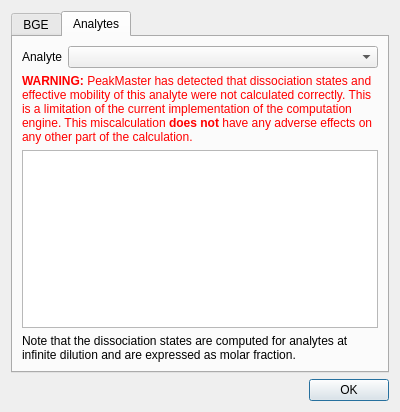
echmet/PeakMasterNG, file src/ui/ioniccompositiondialog.ui: the form before one commit.
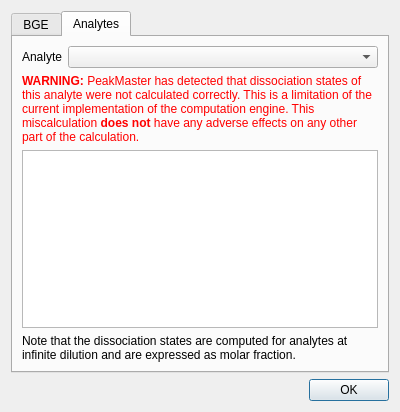
The form after the commit. The open tabs and pages were chosen to show the change. Custom widgets are drawn as their Qt base class.

```diff
--- a/src/ui/ioniccompositiondialog.ui
+++ b/src/ui/ioniccompositiondialog.ui
@@ -58,7 +58,7 @@
        <item>
         <widget class="QLabel" name="ql_miscalculation">
          <property name="text">
-          <string>&lt;html&gt;&lt;head/&gt;&lt;body&gt;&lt;p&gt;&lt;span style=&quot; font-weight:600; color:#ff0000;&quot;&gt;WARNING:&lt;/span&gt;&lt;span style=&quot; color:#ff0000;&quot;&gt; PeakMaster has detected that dissociation states and effective mobility of this analyte were not calculated correctly. This is a limitation of the current implementation of the computation engine. This miscalculation &lt;/span&gt;&lt;span style=&quot; font-weight:600; color:#ff0000;&quot;&gt;does not&lt;/span&gt;&lt;span style=&quot; color:#ff0000;&quot;&gt; have any adverse effects on any other part of the calculation.&lt;/span&gt;&lt;/p&gt;&lt;/body&gt;&lt;/html&gt;</string>
+          <string>&lt;html&gt;&lt;head/&gt;&lt;body&gt;&lt;p&gt;&lt;span style=&quot; font-weight:600; color:#ff0000;&quot;&gt;WARNING:&lt;/span&gt;&lt;span style=&quot; color:#ff0000;&quot;&gt; PeakMaster has detected that dissociation states of this analyte were not calculated correctly. This is a limitation of the current implementation of the computation engine. This miscalculation &lt;/span&gt;&lt;span style=&quot; font-weight:600; color:#ff0000;&quot;&gt;does not&lt;/span&gt;&lt;span style=&quot; color:#ff0000;&quot;&gt; have any adverse effects on any other part of the calculation.&lt;/span&gt;&lt;/p&gt;&lt;/body&gt;&lt;/html&gt;</string>
          </property>
          <property name="wordWrap">
           <bool>true</bool>
```
